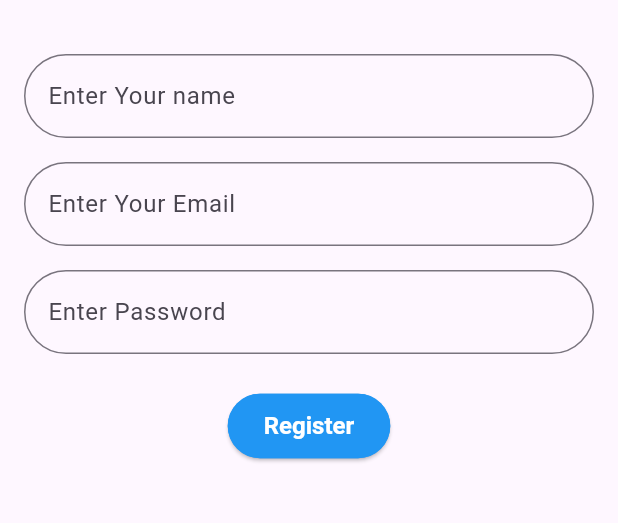
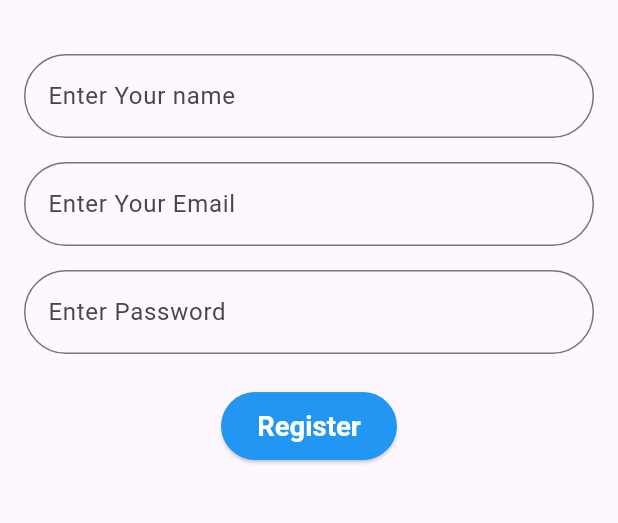
Before and after one commit to MusawwerRasheed/Chat-APP, a Flutter app: the RegisterWithEmail screen opened directly, on a phone screen of 412 x 824 dp, the part 84-607 px from its top. Run offline on Flutter 3.47's test engine with Material 3 defaults, Android fonts, the phone set to English and light mode, and no system bars; our stand-ins replace bloc, cloud_firestore, firebase_auth, firebase_core, flutter_bloc, flutter_screenutil and 1 more; missing offline and left inert: flutter_quick_router; accounts and stored records are empty.

Commit message:
upgraded overall

```diff
--- a/lib/Application/Services/AuthServices/auth_exceptions.dart
+++ b/lib/Application/Services/AuthServices/auth_exceptions.dart
@@ -26,4 +26,5 @@ class AuthExceptionHandler {
 
     return errorText;
   }
+
 }
--- a/lib/Data/Repository/chat_repository.dart
+++ b/lib/Data/Repository/chat_repository.dart
@@ -6,8 +6,8 @@ class ChatRepository {
     try {
       return FirestoreServices().getChat(chatRoomId);
     } catch (e) {
-      print('Error in Chat repository $e');
-      throw e;
+      print('Error in Chat repository  get chat $e');
+     throw e;
     }
   }
 }
--- a/lib/Presentation/Common/custom_button.dart
+++ b/lib/Presentation/Common/custom_button.dart
@@ -1,11 +1,18 @@
 import 'package:flutter/material.dart';
+import 'package:flutter_screenutil/flutter_screenutil.dart';
 
 class CustomButton extends StatelessWidget {
   final String buttonText;
   final VoidCallback? buttonFunction;
+  final Color? primaryColor;
+  final Color? onPrimaryColor;
+  final Color? borderSideColor;
 
   const CustomButton({
     Key? key,
+    this.borderSideColor,
+    this.primaryColor,
+    this.onPrimaryColor,
     required this.buttonText,
     required this.buttonFunction,
   }) : super(key: key);
@@ -15,15 +22,15 @@ class CustomButton extends StatelessWidget {
     return ElevatedButton(
       onPressed: buttonFunction,
       style: ElevatedButton.styleFrom(
-        primary: Colors.blue, // Background color
-        onPrimary: Colors.white, // Text color
+        primary: primaryColor ?? Colors.blue,
+        onPrimary: onPrimaryColor ?? Colors.white,
         shape: RoundedRectangleBorder(
-          borderRadius: BorderRadius.circular(50.0), // Rounded corners
-          side: const BorderSide(color: Colors.blue), // Border color
+          borderRadius: BorderRadius.circular(50.0),
+          side: const BorderSide(color: Colors.blue),
         ),
         padding: EdgeInsets.symmetric(vertical: 12, horizontal: 24),
-        textStyle: const TextStyle(
-          fontSize: 16,
+        textStyle: TextStyle(
+          fontSize: 16.sp,
           fontWeight: FontWeight.bold,
         ),
       ),
--- a/lib/Presentation/Widgets/Auth/LoginWithemail/login_with_email_states.dart
+++ b/lib/Presentation/Widgets/Auth/LoginWithemail/login_with_email_states.dart
@@ -12,4 +12,8 @@ class LoadedLoginwithEmailState extends LoginWithEmailState {
   );
 }
 
-class ErrorLoginWithEmailState extends LoginWithEmailState {}
+class ErrorLoginWithEmailState extends LoginWithEmailState {
+  String error;
+  ErrorLoginWithEmailState(this.error);
+
+}
--- a/lib/Presentation/Widgets/Chat/Users/ChatUsersCubit/chat_users_cubit.dart
+++ b/lib/Presentation/Widgets/Chat/Users/ChatUsersCubit/chat_users_cubit.dart
@@ -11,6 +11,7 @@ class ChatUsersCubit extends Cubit<ChatUsersState> {
   Future<void>
   getChatUsers() async {
  await Future.delayed(Duration.zero);
+
  emit(ChatUsersLoadingState());
     try {
       List<UserModel> chatUsers = await UsersRepository().getChatUsers();
```
Also changed, not shown: lib/Application/Services/AuthServices/auth_services.dart (+21 -8 lines), lib/Data/Repository/auth_repository.dart (+13 -20 lines), lib/Data/Repository/users_repository.dart (+3 -5 lines), lib/Presentation/Widgets/Auth/LoginWithGoogle/login_screen.dart (+5 -5 lines), lib/Presentation/Widgets/Auth/LoginWithemail/Login_with_email_screen.dart (+22 -7 lines), lib/Presentation/Widgets/Auth/LoginWithemail/login_with_email_cubit.dart (+5 -10 lines).
